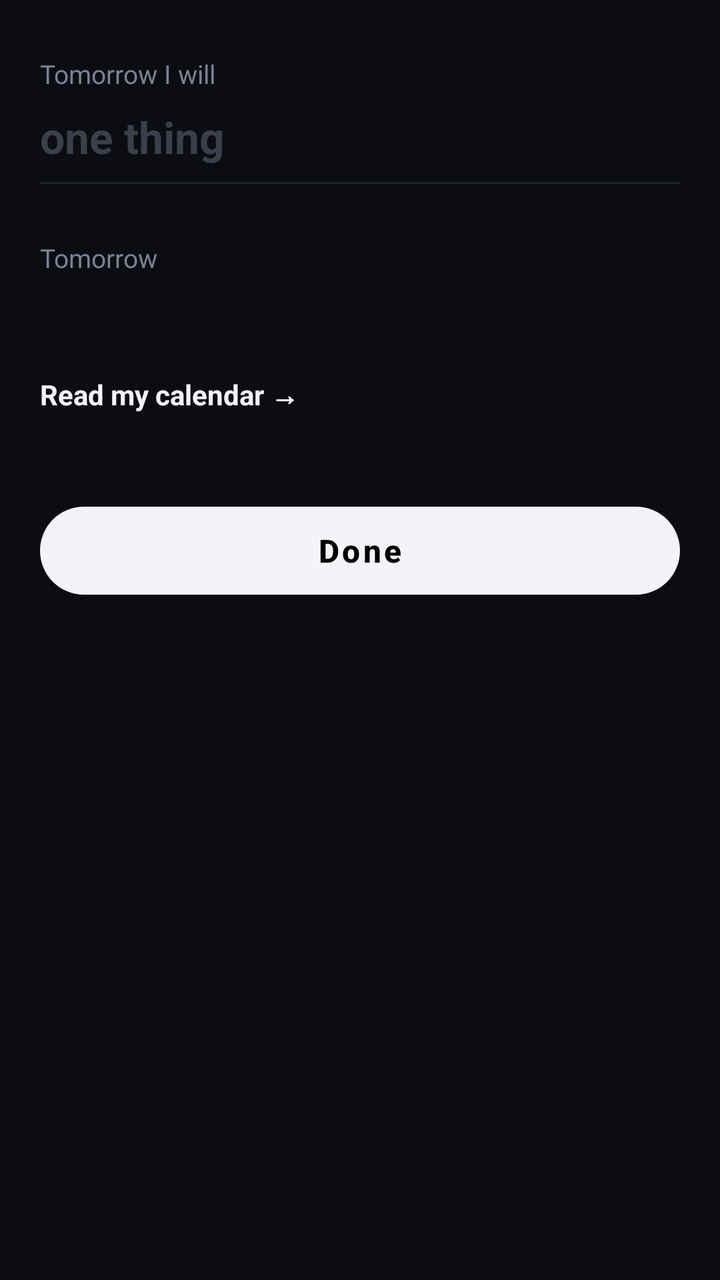
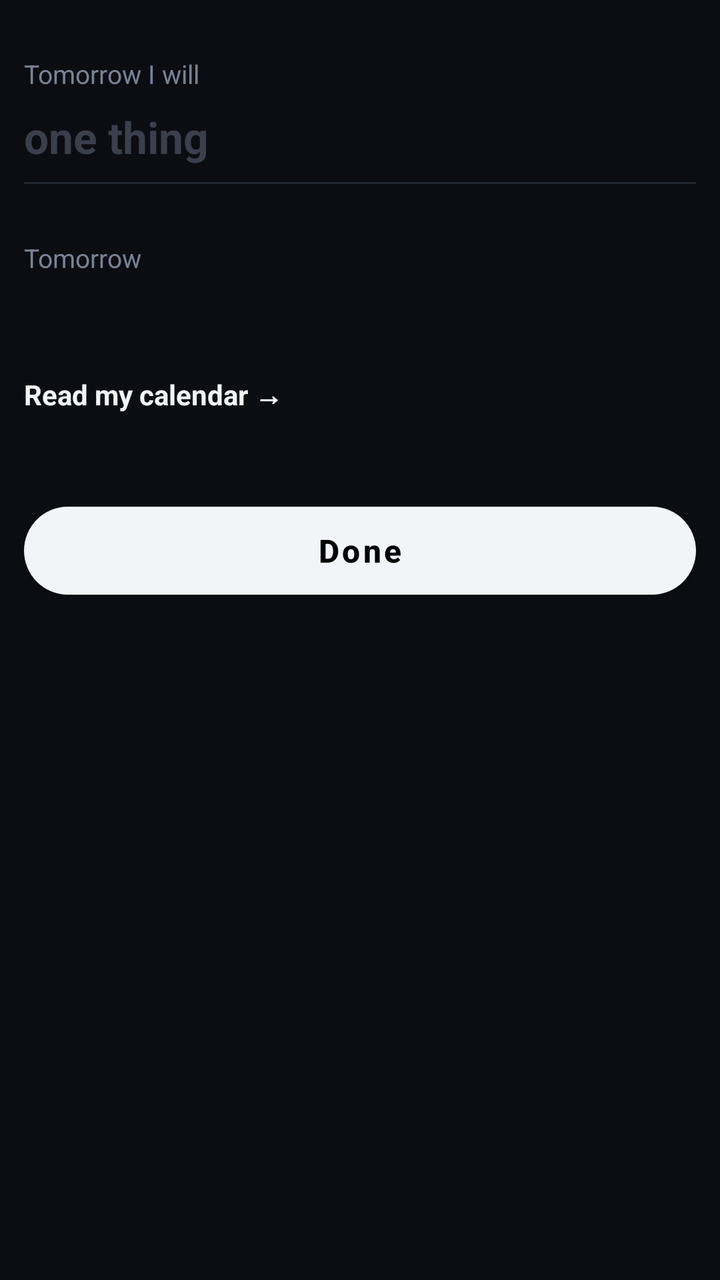

An Android layout rendered at two revisions. The XML below is the earlier revision; the diff shows what the commit changed to produce the second picture.
<!-- AndroidManifest.xml: application theme Theme.WhyNotYou -->
<!-- res/layout/sheet_plan.xml -->
<?xml version="1.0" encoding="utf-8"?>
<LinearLayout xmlns:android="http://schemas.android.com/apk/res/android"
    android:layout_width="match_parent"
    android:layout_height="wrap_content"
    android:background="#0B0D12"
    android:orientation="vertical"
    android:paddingStart="20dp"
    android:paddingTop="28dp"
    android:paddingEnd="20dp"
    android:paddingBottom="36dp">

    <TextView
        android:layout_width="wrap_content"
        android:layout_height="wrap_content"
        android:text="Tomorrow I will"
        android:textColor="#7A8294"
        android:textSize="13sp" />

    <EditText
        android:id="@+id/edit_intention"
        android:layout_width="match_parent"
        android:layout_height="wrap_content"
        android:background="@android:color/transparent"
        android:hint="one thing"
        android:imeOptions="actionDone"
        android:inputType="textCapSentences"
        android:maxLines="2"
        android:paddingVertical="8dp"
        android:textColor="#F2F4F8"
        android:textColorHint="#3A3F4B"
        android:textSize="22sp"
        android:textStyle="bold" />

    <View
        android:layout_width="match_parent"
        android:layout_height="1dp"
        android:background="#22262F" />

    <TextView
        android:layout_width="wrap_content"
        android:layout_height="wrap_content"
        android:layout_marginTop="28dp"
        android:text="Tomorrow"
        android:textColor="#7A8294"
        android:textSize="13sp" />

    <TextView
        android:id="@+id/txt_calendar"
        android:layout_width="match_parent"
        android:layout_height="wrap_content"
        android:layout_marginTop="8dp"
        android:lineSpacingExtra="6dp"
        android:text=""
        android:textColor="#F2F4F8"
        android:textSize="16sp" />

    <TextView
        android:id="@+id/txt_calendar_link"
        android:layout_width="wrap_content"
        android:layout_height="wrap_content"
        android:layout_marginTop="8dp"
        android:minHeight="44dp"
        android:gravity="center_vertical"
        android:text="Read my calendar →"
        android:textColor="#F2F4F8"
        android:textSize="14sp"
        android:textStyle="bold" />

    <Button
        android:id="@+id/btn_done"
        style="@style/PrimaryButton"
        android:layout_marginTop="28dp"
        android:text="Done" />
</LinearLayout>
<!-- resources referenced by this layout -->
<resources>
  <style name="PrimaryButton" parent="Widget.MaterialComponents.Button">
          <item name="android:layout_width">match_parent</item>
          <item name="android:layout_height">56dp</item>
          <item name="android:textAllCaps">false</item>
          <item name="android:textStyle">bold</item>
          <item name="android:textSize">16sp</item>
          <item name="backgroundTint">#F2F4F8</item>
          <item name="android:textColor">#000000</item>
          <item name="cornerRadius">28dp</item>
      </style>
  <style name="Theme.WhyNotYou" parent="Theme.MaterialComponents.NoActionBar">
          <item name="colorPrimary">#F2F4F8</item>
          <item name="colorOnPrimary">#000000</item>
          <item name="colorSecondary">#F2F4F8</item>
          <item name="colorAccent">#F2F4F8</item>
          <item name="android:statusBarColor">#000000</item>
          <item name="android:navigationBarColor">#000000</item>
          <item name="android:windowBackground">#000000</item>
          <item name="android:textColorPrimary">#F2F4F8</item>
          <item name="android:colorControlActivated">#F2F4F8</item>
          <item name="android:timePickerStyle">@style/TimePickerDark</item>
          <item name="android:alertDialogTheme">@style/DialogDark</item>
          <item name="materialAlertDialogTheme">@style/DialogDark</item>
      </style>
  <style name="TimePickerDark" parent="android:Widget.Material.TimePicker">
          <item name="android:headerBackground">#0B0D12</item>
          <item name="android:numbersBackgroundColor">#15181F</item>
          <item name="android:numbersSelectorColor">#F2F4F8</item>
          <item name="android:numbersTextColor">#F2F4F8</item>
      </style>
  <style name="DialogDark" parent="Theme.MaterialComponents.Dialog">
          <item name="colorPrimary">#F2F4F8</item>
          <item name="colorAccent">#F2F4F8</item>
          <item name="android:background">#0B0D12</item>
          <item name="android:textColorPrimary">#F2F4F8</item>
          <item name="android:textColorSecondary">#7A8294</item>
      </style>
</resources>

<!-- the commit's change to res/layout/sheet_plan.xml (unified diff, before → after) -->
@@ -4,9 +4,9 @@
     android:layout_height="wrap_content"
     android:background="#0B0D12"
     android:orientation="vertical"
-    android:paddingStart="20dp"
+    android:paddingStart="12dp"
     android:paddingTop="28dp"
-    android:paddingEnd="20dp"
+    android:paddingEnd="12dp"
     android:paddingBottom="36dp">
 
     <TextView
